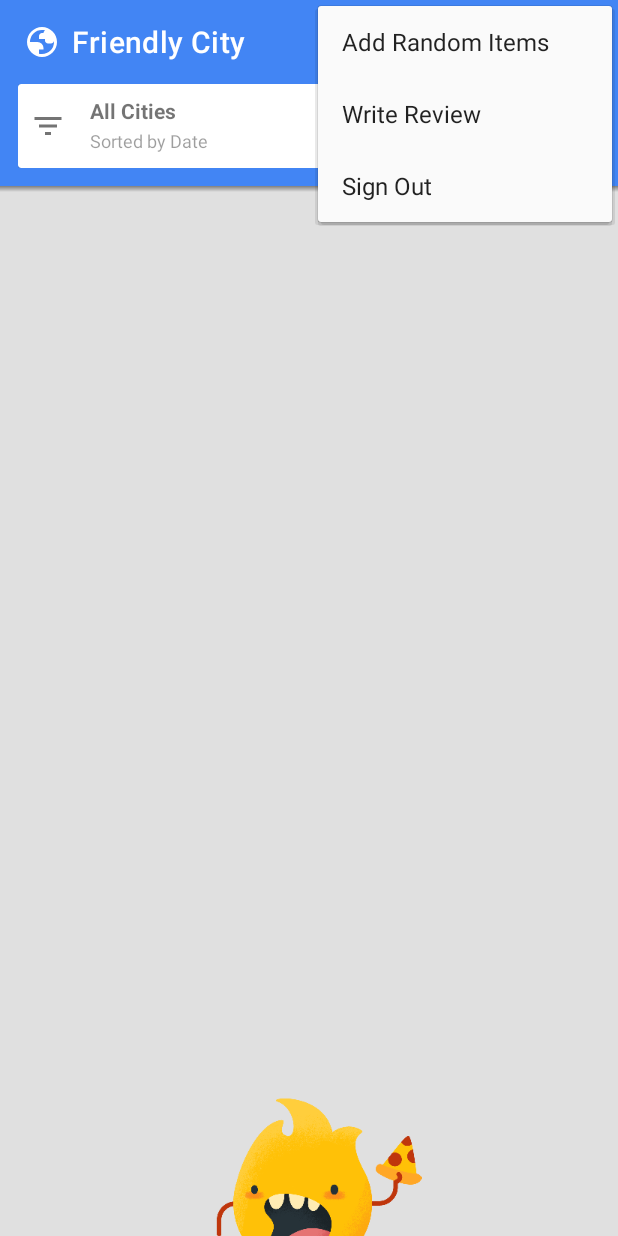
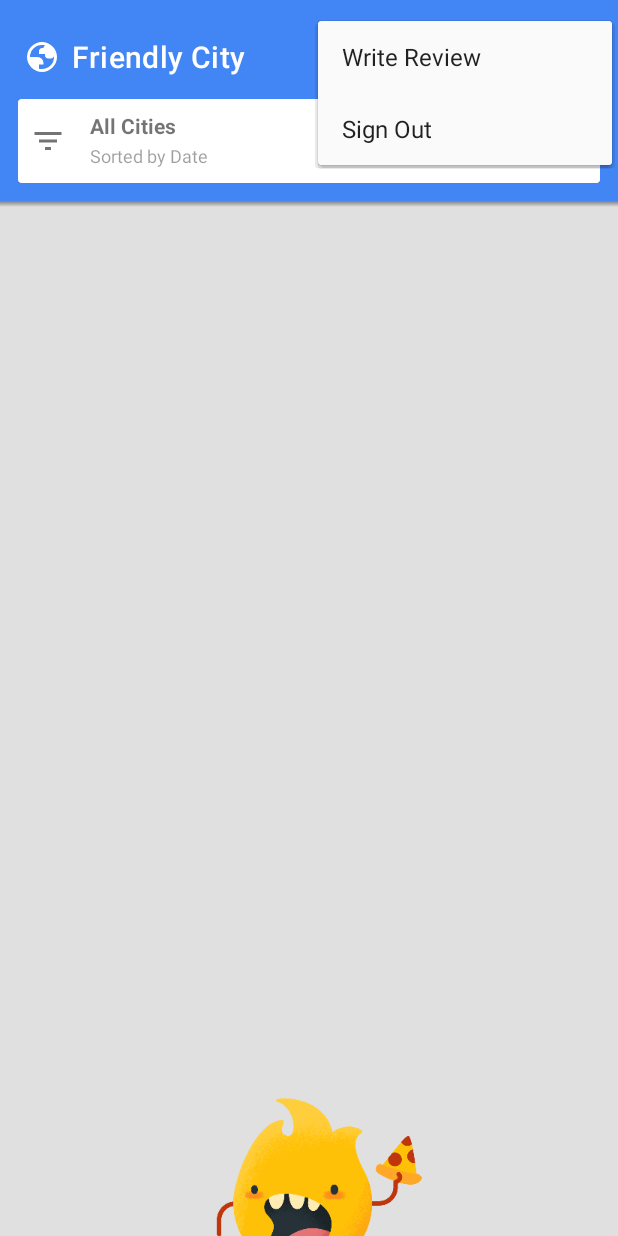
Before and after one commit to jkszan/firestore-city-reviewer, an Android app: the MainFragment screen opened directly, with no data from a screen before it, with the options menu open, on a phone screen of 412 x 824 dp. Run offline under Robolectric (Android 15) with nearby library versions, the phone set to English and light mode, and no system bars; our stand-ins replace Firebase (no records; nobody signed in at launch, a user with empty details on screens opened directly); libraries missing offline, so code that uses them is left out: com.firebase.ui; pictures from the network do not load; 1 statement that could not run was skipped.

Commit message:
- Removed Add Random Items - Made writes use server timestamp

```diff
--- a/app/src/main/res/layout/activity_main.xml
+++ b/app/src/main/res/layout/activity_main.xml
@@ -10,6 +10,7 @@
     <androidx.appcompat.widget.Toolbar
         android:id="@+id/toolbar"
         android:layout_width="match_parent"
+        android:paddingTop="10dp"
         android:layout_height="wrap_content"
         android:background="@color/colorPrimary"
         android:theme="@style/AppTheme"
--- a/app/src/main/res/menu/menu_main.xml
+++ b/app/src/main/res/menu/menu_main.xml
@@ -1,10 +1,6 @@
 <?xml version="1.0" encoding="utf-8"?>
 <menu xmlns:app="http://schemas.android.com/apk/res-auto"
     xmlns:android="http://schemas.android.com/apk/res/android">
-
-    <item
-        android:id="@+id/menu_add_items"
-        android:title="@string/add_random_items" />
 
     <item
         android:id="@+id/menu_write_review"
--- a/app/src/main/res/values/strings.xml
+++ b/app/src/main/res/values/strings.xml
@@ -21,7 +21,6 @@
     <string name="sorted_by_author">Sorted by Author</string>
     <string name="sorted_by_date">Sorted by Date</string>
 
-    <string name="add_random_items">Add Random Items</string>
     <string name="sign_out">Sign Out</string>
     <string name="write_review">Write Review</string>
     <string name="divider_bullet">•</string>
```
Also changed, not shown: app/src/main/java/com/google/firebase/sample/cityreviewer/java/MainFragment.java (+8 -35 lines).
